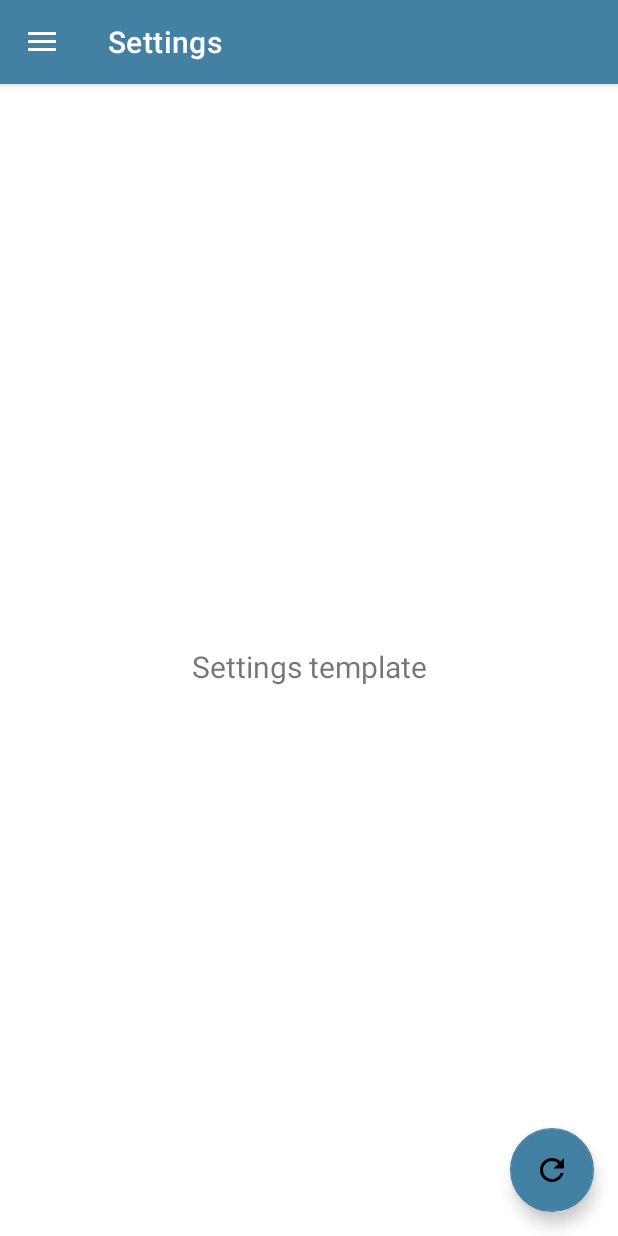
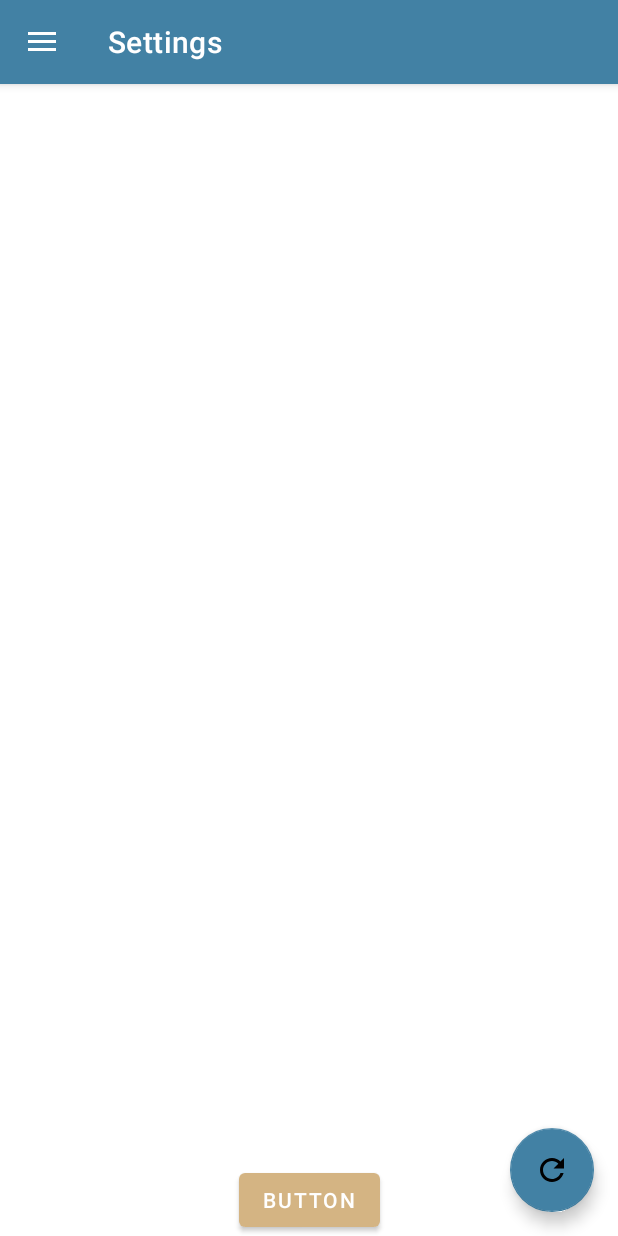
Before and after one commit to GijsKruize/Mealify, an Android app: the screen it shows after launch (MainActivity), in the side drawer, after a tap on "Settings", on a phone screen of 412 x 824 dp. Run offline under Robolectric (Android 15) with nearby library versions, the phone set to English and light mode, and no system bars; our stand-ins replace navigation-ui; pictures from the network do not load.

Commit message:
Added image getter in the settings tab

```diff
--- a/app/build.gradle
+++ b/app/build.gradle
@@ -51,5 +51,6 @@ dependencies {
     androidTestImplementation 'androidx.test.ext:junit:1.1.3'
     androidTestImplementation 'androidx.test.espresso:espresso-core:3.4.0'
 
+    implementation 'org.jetbrains.kotlinx:kotlinx-coroutines-android:1.6.1'
     implementation 'com.github.bumptech.glide:glide:4.4.0'
 }
--- a/app/src/main/java/com/example/mealify/MainActivity.kt
+++ b/app/src/main/java/com/example/mealify/MainActivity.kt
@@ -66,7 +66,6 @@ class MainActivity : AppCompatActivity() {
         setupActionBarWithNavController(navController, appBarConfiguration)
         navView.setupWithNavController(navController)
 
-
     }
 
     override fun onCreateOptionsMenu(menu: Menu): Boolean {
--- a/app/src/main/java/com/example/mealify/ui/recipes/descriptions/DescriptionsFragment.kt
+++ b/app/src/main/java/com/example/mealify/ui/recipes/descriptions/DescriptionsFragment.kt
@@ -30,6 +30,7 @@ class DescriptionsFragment : Fragment() {
 
         //Receive the bundle send in RecipeAdapter
         var recipeName = arguments?.getString("recipeName")!!.toString()
+        Toast.makeText(context, recipeName, Toast.LENGTH_SHORT).show()
         var recipeImage = arguments?.getInt("recipeImage")!!.toInt()
         var recipeDescription = arguments?.getString("recipeDesc")!!.toString()
 
--- a/app/src/main/java/com/example/mealify/ui/settings/SettingsFragment.kt
+++ b/app/src/main/java/com/example/mealify/ui/settings/SettingsFragment.kt
@@ -1,42 +1,95 @@
 package com.example.mealify.ui.settings
 
+import android.content.Intent
+import android.graphics.Bitmap
+import android.graphics.BitmapFactory
+import android.net.Uri
 import android.os.Bundle
+import android.os.Environment
 import android.view.LayoutInflater
 import android.view.View
 import android.view.ViewGroup
+import android.widget.Button
+import android.widget.ImageView
 import android.widget.TextView
+import android.widget.Toast
 import androidx.fragment.app.Fragment
 import androidx.lifecycle.ViewModelProvider
+import com.bumptech.glide.Glide
+import com.example.mealify.R
 import com.example.mealify.databinding.FragmentSettingsBinding
+import kotlinx.coroutines.*
+import java.io.File
+import java.io.FileOutputStream
+import java.io.OutputStream
+import java.net.URL
 
 class SettingsFragment : Fragment() {
 
-    private var _binding: FragmentSettingsBinding? = null
-
-    // This property is only valid between onCreateView and
-    // onDestroyView.
-    private val binding get() = _binding!!
+    private lateinit var imageView: ImageView
+    private lateinit var button: Button
 
     override fun onCreateView(
         inflater: LayoutInflater,
         container: ViewGroup?,
         savedInstanceState: Bundle?
     ): View {
-        val slideshowViewModel =
-            ViewModelProvider(this)[SettingsViewModel::class.java]
 
-        _binding = FragmentSettingsBinding.inflate(inflater, container, false)
-        val root: View = binding.root
+        return inflater.inflate(R.layout.fragment_settings, container, false)
+    }
 
-        val textView: TextView = binding.textSlideshow
-        slideshowViewModel.text.observe(viewLifecycleOwner) {
-            textView.text = it
+    override fun onViewCreated(view: View, savedInstanceState: Bundle?) {
+        super.onViewCreated(view, savedInstanceState)
+
+        //val captureUrl = "https://i.imgur.com/4HFRb2z.jpg"
+        val captureUrl = "http://192.168.178.66/capture"
+        imageView = view.findViewById(R.id.captureImg)
+        button = view.findViewById(R.id.captureBtn)
+
+        try {
+            button.setOnClickListener {
+                Glide.with(this@SettingsFragment.requireContext())
+                    .asBitmap()
+                    .load(captureUrl)
+                    .into(imageView)
+            }
+        } catch (e: Exception) {
+            e.printStackTrace()
         }
-        return root
     }
 
     override fun onDestroyView() {
         super.onDestroyView()
-        _binding = null
+        try {
+            Glide.with(imageView.context).clear(imageView)
+        } catch (e: java.lang.Exception) {
+            e.printStackTrace()
+        }
+
+    }
+
+    private fun saveImage(image: Bitmap?): String? {
+        var savedImagePath: String? = null
+        val imageFileName = "JPEG_" + "IMAGE" + ".jpg"
+        val storageDir = File(
+            Environment.getExternalStoragePublicDirectory(Environment.DIRECTORY_PICTURES)
+                .toString() + "/ESP32"
+        )
+        var success = true
+        if (!storageDir.exists()) {
+            success = storageDir.mkdirs()
+        }
+        if (success) {
+            val imageFile = File(storageDir, imageFileName)
+            savedImagePath = imageFile.absolutePath
+            try {
+                val fOut: OutputStream = FileOutputStream(imageFile)
+                image?.compress(Bitmap.CompressFormat.JPEG, 100, fOut)
+                fOut.close()
+            } catch (e : Exception) {
+                e.printStackTrace()
+            }
+        }
+        return savedImagePath
     }
 }
--- a/app/src/main/res/layout/fragment_settings.xml
+++ b/app/src/main/res/layout/fragment_settings.xml
@@ -6,17 +6,22 @@
     android:layout_height="match_parent"
     tools:context=".ui.settings.SettingsFragment">
 
-    <TextView
-        android:id="@+id/text_slideshow"
-        android:layout_width="match_parent"
+    <ImageView
+        android:id="@+id/captureImg"
+        android:layout_width="wrap_content"
         android:layout_height="wrap_content"
-        android:layout_marginStart="8dp"
-        android:layout_marginTop="8dp"
-        android:layout_marginEnd="8dp"
-        android:textAlignment="center"
-        android:textSize="20sp"
+        app:layout_constraintBottom_toTopOf="@+id/captureBtn"
+        app:layout_constraintEnd_toEndOf="parent"
+        app:layout_constraintStart_toStartOf="parent"
+        app:layout_constraintTop_toTopOf="parent"
+        tools:src="@tools:sample/avatars" />
+
+    <Button
+        android:id="@+id/captureBtn"
+        android:layout_width="wrap_content"
+        android:layout_height="wrap_content"
+        android:text="Button"
         app:layout_constraintBottom_toBottomOf="parent"
         app:layout_constraintEnd_toEndOf="parent"
-        app:layout_constraintStart_toStartOf="parent"
-        app:layout_constraintTop_toTopOf="parent" />
+        app:layout_constraintStart_toStartOf="parent" />
 </androidx.constraintlayout.widget.ConstraintLayout>
```
Also changed, not shown: app/src/main/AndroidManifest.xml (+8 -23 lines), app/src/main/res/xml/network_security_config.xml (added, +8 -0 lines).
